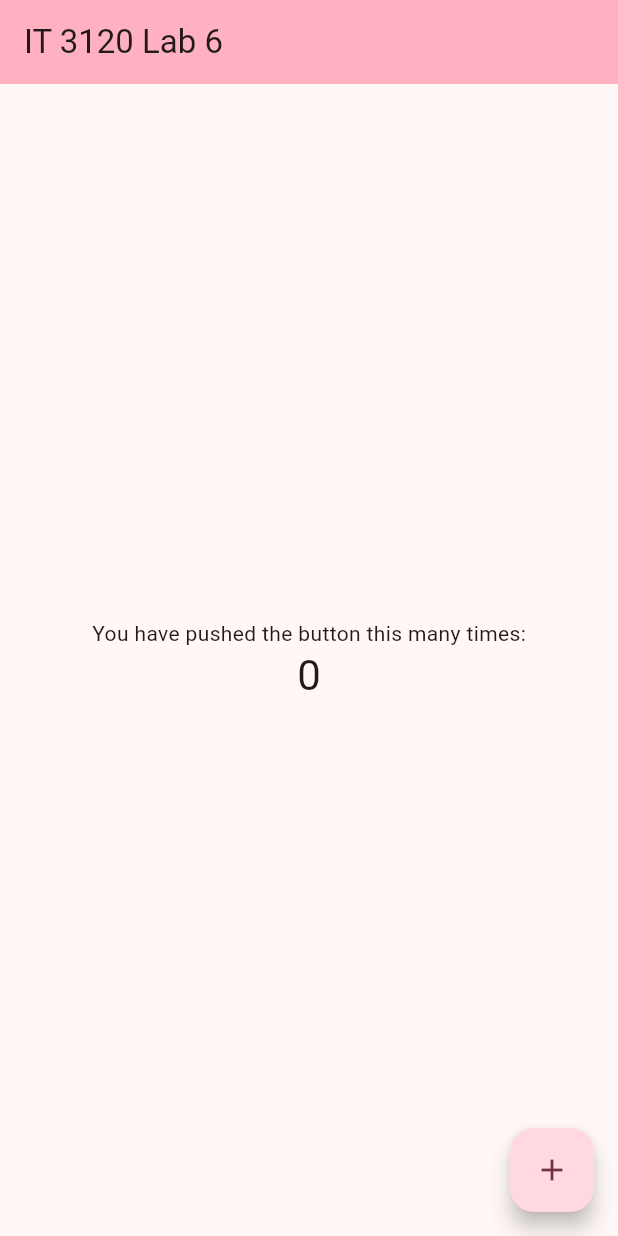
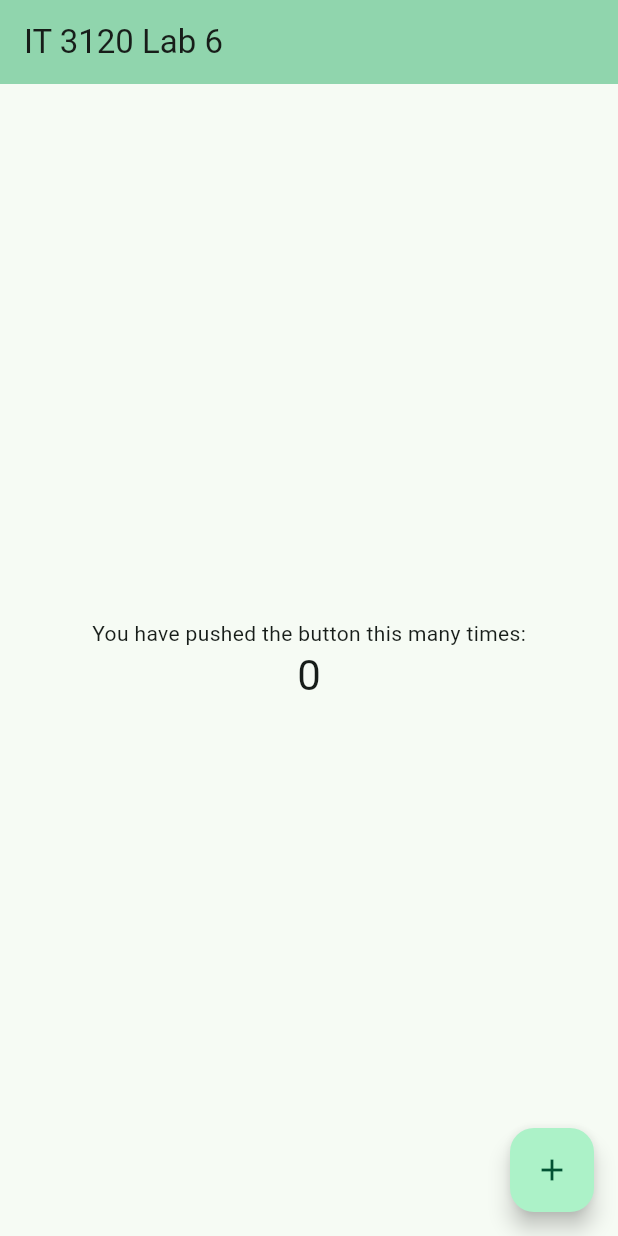
Before and after one commit to hotdogwithcheese/it3120-lab6, a Flutter app: the screen it shows after launch, on a phone screen of 412 x 824 dp. Run offline on Flutter 3.47's test engine with Material 3 defaults, Android fonts, the phone set to English and light mode, and no system bars.

Commit message:
Changing color to greenAccent

```diff
--- a/lib/main.dart
+++ b/lib/main.dart
@@ -28,7 +28,7 @@ class MyApp extends StatelessWidget {
         //
         // This works for code too, not just values: Most code changes can be
         // tested with just a hot reload.
-        colorScheme: ColorScheme.fromSeed(seedColor: Colors.pinkAccent),
+        colorScheme: ColorScheme.fromSeed(seedColor: Colors.greenAccent),
       ),
       home: const MyHomePage(title: 'IT 3120 Lab 6'),
     );
```
